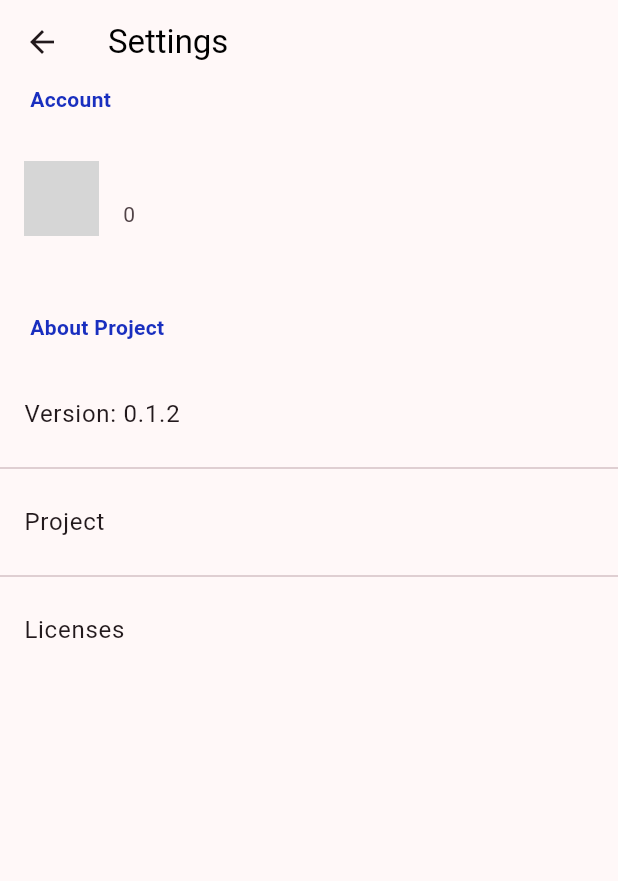
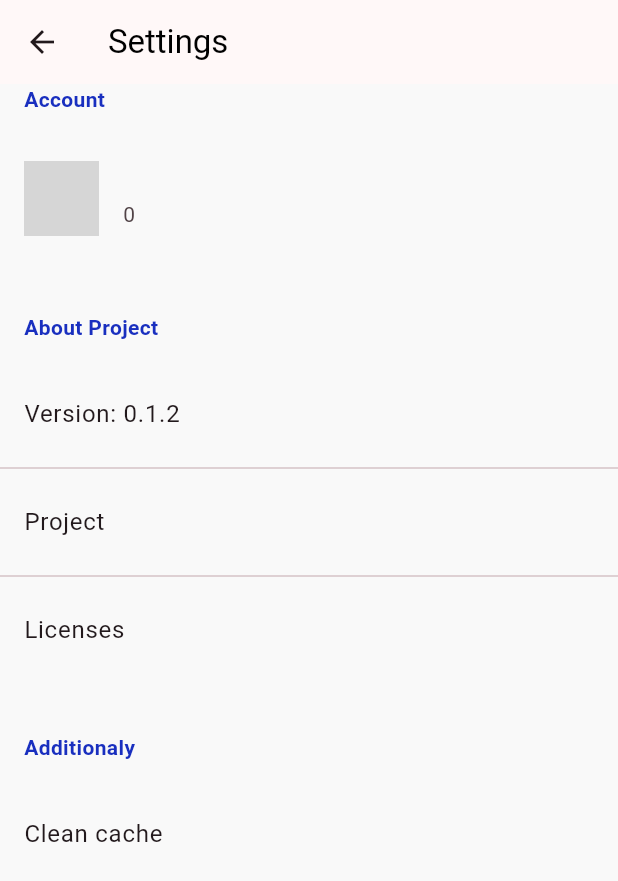
Before and after one commit to FussuChalice/OpenNZ, a Flutter app: the HomeScreen screen opened directly, after a tap on the "settings" icon, on a phone screen of 412 x 824 dp. Shown: the top 881 px of the screen. Run offline on Flutter 3.47's test engine with Material 3 defaults, Android fonts, the phone set to English and light mode, and no system bars; drawn by our look-alikes of cached_network_image; our stand-ins replace either_dart, figma_squircle, gap, hive_flutter; accounts and stored records are empty; generated files the repository leaves out were written again; network calls fail; grey boxes are pictures that could not be loaded.

```diff
--- /dev/null
+++ b/lib/extensions.dart
@@ -0,0 +1 @@
+export 'extensions/map_extension.dart';
--- /dev/null
+++ b/lib/extensions/map_extension.dart
@@ -0,0 +1,6 @@
+extension MapExtension on Map {
+  Map changeValueOfKey(String key, dynamic value) {
+    this[key] = value;
+    return this;
+  }
+}
--- a/lib/l10n/en.arb
+++ b/lib/l10n/en.arb
@@ -35,5 +35,8 @@
     "logOut": "Log Out",
     "aboutProject": "About Project",
     "settings": "Settings",
-    "licenses": "Licenses"
+    "licenses": "Licenses",
+    "additionaly": "Additionaly",
+    "cleanCache": "Clean cache"
+
 }
--- a/lib/l10n/ru.arb
+++ b/lib/l10n/ru.arb
@@ -35,5 +35,8 @@
     "logOut": "Выйти",
     "aboutProject": "Про проект",
     "settings": "Настройки",
-    "licenses": "Лицензии"
+    "licenses": "Лицензии",
+    "additionaly": "Дополнительно",
+    "deleteCacheAfter": "Удалять кеш через",
+    "cleanCache": "Очистить кеш"
 }
--- a/lib/l10n/uk.arb
+++ b/lib/l10n/uk.arb
@@ -35,5 +35,8 @@
     "logOut": "Вийти",
     "aboutProject": "Про проєкт",
     "settings": "Налаштування",
-    "licenses": "Ліцензії"
+    "licenses": "Ліцензії",
+    "additionaly": "Додатково",
+    "deleteCacheAfter": "Видаляти кеш через ",
+    "cleanCache": "Очистити кеш"
 }
--- a/lib/network/network_cache_manager.dart
+++ b/lib/network/network_cache_manager.dart
@@ -41,7 +41,7 @@ class NetworkCacheManager {
     NetworkCache newCache = NetworkCache(
       data: data,
       expired: DateTime.now().add(
-        const Duration(hours: 2),
+        const Duration(days: 1),
       ),
     );
 
--- a/lib/network/services/diary_service.dart
+++ b/lib/network/services/diary_service.dart
@@ -1,5 +1,5 @@
 import 'dart:convert';
-
+import 'package:opennz_ua/extensions.dart';
 import 'package:opennz_ua/network.dart';
 import 'package:http/http.dart' as http;
 
@@ -8,7 +8,8 @@ class DiaryService {
 
   Future<DiaryModel> fetchDiary(StudentPeriodModel studentPeriod,
       String accessToken, bool forceUpdate) async {
-    final dataRequest = studentPeriod.toJson().toString();
+    final dataRequest =
+        studentPeriod.toJson().changeValueOfKey("student_id", "0").toString();
     if (await _networkCacheManager.checkCacheExistence(dataRequest, 'diary') &&
         !forceUpdate) {
       return DiaryModel.fromJson(jsonDecode(
--- a/lib/network/services/marks_service.dart
+++ b/lib/network/services/marks_service.dart
@@ -1,5 +1,6 @@
 import 'dart:convert';
 
+import 'package:opennz_ua/extensions.dart';
 import 'package:opennz_ua/network.dart';
 import 'package:http/http.dart' as http;
 
@@ -8,7 +9,9 @@ class MarksService {
 
   Future<MarksByPeriodModel> getMarksByPeriod(StudentPeriodModel studentPeriod,
       String accessToken, bool forceUpdate) async {
-    final dataRequest = studentPeriod.toJson().toString();
+    final dataRequest =
+        studentPeriod.toJson().changeValueOfKey("student_id", "0").toString();
+    ;
 
     if (await _networkCacheManager.checkCacheExistence(dataRequest, 'marks') &&
         !forceUpdate) {
--- a/lib/network/services/timetable_service.dart
+++ b/lib/network/services/timetable_service.dart
@@ -1,5 +1,6 @@
 import 'dart:convert';
 
+import 'package:opennz_ua/extensions.dart';
 import 'package:opennz_ua/network.dart';
 import 'package:http/http.dart' as http;
 
@@ -8,9 +9,8 @@ class TimetableService {
 
   Future<TimetableModel> getTimetable(StudentPeriodModel studentPeriod,
       String accessToken, bool forceUpdate) async {
-    final dataRequest = studentPeriod.toJson().toString();
-
-    // return TimetableModel.fromJson(jsonDecode(response.body));
+    final dataRequest =
+        studentPeriod.toJson().changeValueOfKey("student_id", "0").toString();
 
     if (await _networkCacheManager.checkCacheExistence(
             dataRequest, 'timetable') &&
--- a/lib/screens/settings_screen.dart
+++ b/lib/screens/settings_screen.dart
@@ -1,15 +1,11 @@
-import 'package:cached_network_image/cached_network_image.dart';
 import 'package:flutter/material.dart';
 import 'package:gap/gap.dart';
-import 'package:hive_flutter/hive_flutter.dart';
 import 'package:opennz_ua/colors.dart';
-import 'package:opennz_ua/network.dart';
+import 'package:opennz_ua/network/network_cache_manager.dart';
 import 'package:opennz_ua/providers.dart';
 import 'package:flutter_gen/gen_l10n/app_localizations.dart';
-import 'package:opennz_ua/screens.dart';
 import 'package:opennz_ua/version.dart';
 import 'package:opennz_ua/widgets.dart';
-import 'package:opennz_ua/widgets/custom_circle_avatar.dart';
 import 'package:provider/provider.dart';
 import 'package:url_launcher/url_launcher.dart';
 
@@ -25,14 +21,8 @@ class _SettingsScreenState extends State<SettingsScreen> {
   Widget build(BuildContext context) {
     final userProvider = Provider.of<UserProvider>(context);
 
-    // CachedNetworkImage(
-    //   imageUrl: DiceBearService.generateAvatarURL(
-    //       DiceBearStyle.identicon, userProvider.user.fio),
-    //   width: 100,
-    //   height: 100,
-    // );
-
     return Scaffold(
+      backgroundColor: ApplicationColors.greyWhite,
       appBar: AppBar(
         title: Text(
           AppLocalizations.of(context)!.settings,
@@ -71,13 +61,21 @@ class _SettingsScreenState extends State<SettingsScreen> {
           ListTile(
             title: Text(AppLocalizations.of(context)!.licenses),
             onTap: () {
-                Navigator.push(
-                    context,
-                    MaterialPageRoute(
-                        builder: (context) => const LicensePage()));
+              Navigator.push(context,
+                  MaterialPageRoute(builder: (context) => const LicensePage()));
             },
           ),
+          const Gap(40),
+          TextDivider(text: AppLocalizations.of(context)!.additionaly),
+          const Gap(20),
+          ListTile(
+            title: Text(AppLocalizations.of(context)!.cleanCache),
+            onTap: () async {
+              await NetworkCacheManager().clearCache();
+            },
+          )
         ],
-        ));
+      ),
+    );
   }
 }
--- a/lib/widgets/text_divider.dart
+++ b/lib/widgets/text_divider.dart
@@ -9,7 +9,7 @@ class TextDivider extends StatelessWidget {
   @override
   Widget build(BuildContext context) {
     return Padding(
-      padding: const EdgeInsets.only(left: 20, right: 20),
+      padding: const EdgeInsets.only(left: 16, right: 16),
       child: Text(
         text,
         style: TextStyle(
```
Lines whose indentation alone changed are shown as unchanged.
